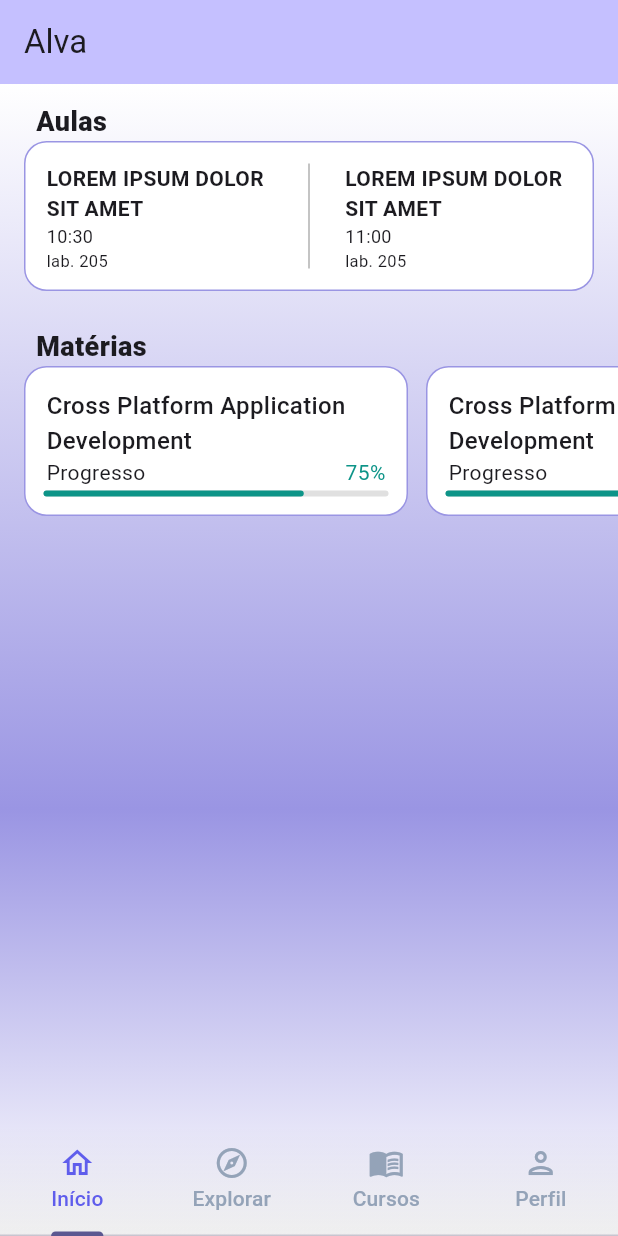
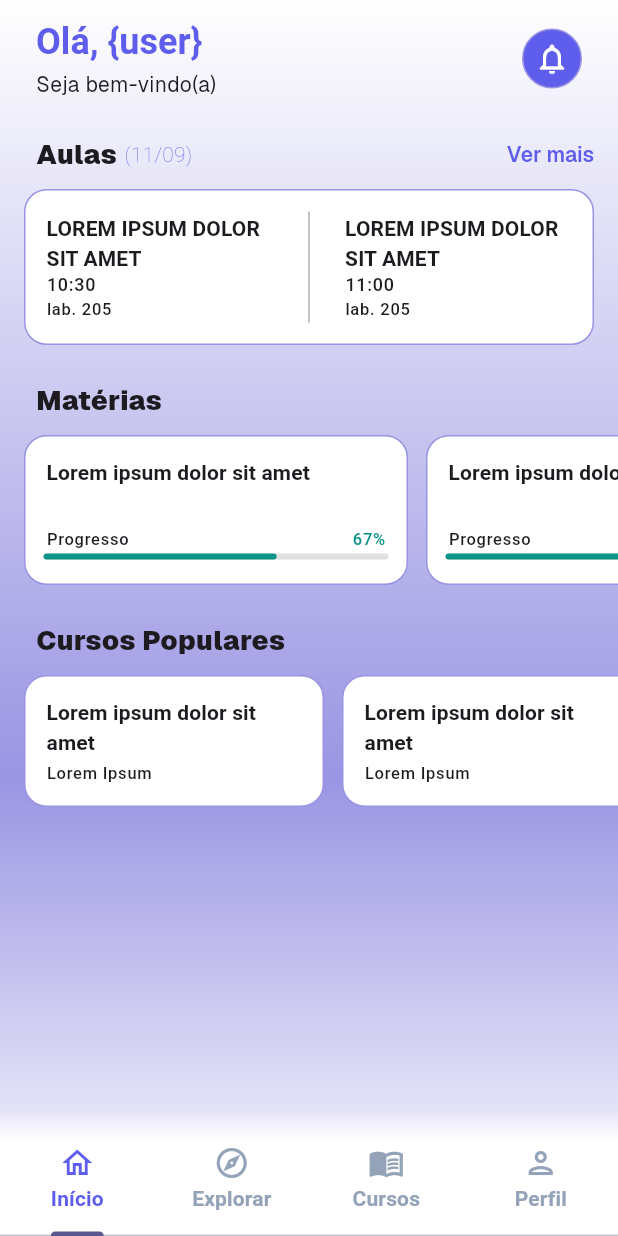
Before and after one commit to Juliapixel/projeto_cpad_flutter, a Flutter app: the screen it shows after launch, on a phone screen of 412 x 824 dp. Run offline on Flutter 3.47's test engine with Material 3 defaults, Android fonts, the phone set to English and light mode, and no system bars; our stand-ins replace flutter_riverpod, google_fonts.

Commit message:
feat: completar estrutura da home e padrões de código

```diff
--- a/analysis_options.yaml
+++ b/analysis_options.yaml
@@ -7,6 +7,12 @@
 
 # The following line activates a set of recommended lints for Flutter apps,
 # packages, and plugins designed to encourage good coding practices.
+analyzer:
+  exclude:
+    - build/**
+    - android/**
+    - windows/**
+    - linux/**
 include: package:flutter_lints/flutter.yaml
 
 linter:
--- /dev/null
+++ b/lib/components/header.dart
@@ -0,0 +1,45 @@
+import 'package:flutter/material.dart';
+
+class Header extends StatelessWidget {
+  final String title;
+  final String subtitle;
+
+  const Header(this.title, this.subtitle, {super.key});
+
+  @override
+  Widget build(BuildContext context) {
+    TextTheme textTheme = TextTheme.of(context);
+    return Container(
+      padding: EdgeInsets.symmetric(vertical: 12, horizontal: 24),
+      child: Row(
+        mainAxisAlignment: MainAxisAlignment.spaceBetween,
+        crossAxisAlignment: CrossAxisAlignment.center,
+        children: [
+          Column(
+            spacing: 2,
+            crossAxisAlignment: CrossAxisAlignment.start,
+            children: [
+              Text(
+                title,
+                style: textTheme.headlineSmall?.copyWith(
+                  color: Color(0xFF5F5DEC),
+                ),
+              ),
+              Text(subtitle, style: textTheme.bodyMedium),
+            ],
+          ),
+          Container(
+            width: 40,
+            height: 40,
+            decoration: BoxDecoration(
+              color: Color(0xFF5F5DEC),
+              shape: BoxShape.circle,
+              border: Border.all(color: Color(0xFF9A95E3), width: 1),
+            ),
+            child: Icon(Icons.notifications_outlined, color: Colors.white),
+          ),
+        ],
+      ),
+    );
+  }
+}
--- a/lib/components/screen_section.dart
+++ b/lib/components/screen_section.dart
@@ -1,14 +1,36 @@
+import 'package:flutter/gestures.dart';
 import 'package:flutter/material.dart';
+import 'package:google_fonts/google_fonts.dart';
+
+class ExtraInfo extends StatelessWidget {
+  final String text;
+  final void Function() onTap;
+
+  const ExtraInfo({super.key, required this.text, required this.onTap});
+
+  @override
+  Widget build(BuildContext context) {
+    return RichText(
+      text: TextSpan(
+        text: text,
+        style: GoogleFonts.geist(color: Color(0xFF5F5DEC), fontWeight: .w600),
+        recognizer: TapGestureRecognizer()..onTap = onTap,
+      ),
+    );
+  }
+}
 
 class ScreenSection extends StatelessWidget {
   final String title;
   final String? info;
+  final ExtraInfo? extraInfo;
   final Widget child;
 
   const ScreenSection({
     super.key,
     required this.title,
     this.info,
+    this.extraInfo,
     required this.child,
   });
 
@@ -19,18 +41,39 @@ class ScreenSection extends StatelessWidget {
       decoration: BoxDecoration(),
       padding: EdgeInsets.symmetric(vertical: 12, horizontal: 16),
       child: Column(
+        spacing: 10,
+        crossAxisAlignment: CrossAxisAlignment.start,
         children: [
           Container(
             padding: EdgeInsets.only(left: 8),
             child: Row(
+              mainAxisAlignment: MainAxisAlignment.spaceBetween,
+              children:
+                  <Widget>[
+                    Row(
                       crossAxisAlignment: CrossAxisAlignment.center,
+                      mainAxisAlignment: MainAxisAlignment.start,
+                      spacing: 5,
                       children: [
                         Text(
                           title,
-                  style: TextStyle(fontSize: 18, fontWeight: FontWeight.w800),
+                          style: GoogleFonts.geist(
+                            fontSize: 18,
+                            fontWeight: FontWeight.w900,
                           ),
-                Text(info ?? ""),
+                        ),
+                        Text(
+                          info ?? "",
+                          style: TextTheme.of(context).titleSmall?.copyWith(
+                            fontSize: 14,
+                            color: Color(0xFF5F5DEC),
+                            fontWeight: FontWeight.w100,
+                          ),
+                        ),
                       ],
+                    ),
+                  ] +
+                  ((extraInfo != null) ? [extraInfo!] : []),
             ),
           ),
           child,
--- a/lib/main.dart
+++ b/lib/main.dart
@@ -1,13 +1,14 @@
-import 'dart:math';
-
 import 'package:flutter/material.dart';
 import 'package:alva/screens/courses/courses_screen.dart';
 import 'package:alva/screens/explore/explore_screen.dart';
 import 'package:alva/screens/home/home_screen.dart';
 import 'package:alva/screens/profile/profile_screen.dart';
+import 'package:flutter_riverpod/flutter_riverpod.dart';
+import 'package:google_fonts/google_fonts.dart';
 
 void main() {
-  runApp(const MyApp());
+  // GoogleFonts.config.allowRuntimeFetching = false;
+  runApp(ProviderScope(child: const MyApp()));
 }
 
 class MyApp extends StatelessWidget {
@@ -20,6 +21,32 @@ class MyApp extends StatelessWidget {
       title: 'Alva',
       theme: ThemeData(
         colorScheme: .fromSeed(seedColor: Color(0xFF9A95E3)),
+        textTheme: GoogleFonts.geistTextTheme().copyWith(
+          headlineLarge: GoogleFonts.scienceGothic().copyWith(
+            fontWeight: FontWeight.bold,
+          ),
+          headlineMedium: GoogleFonts.scienceGothic().copyWith(
+            fontWeight: FontWeight.bold,
+          ),
+          headlineSmall: GoogleFonts.scienceGothic().copyWith(
+            fontWeight: FontWeight.bold,
+          ),
+          displayLarge: GoogleFonts.scienceGothic(),
+          displayMedium: GoogleFonts.scienceGothic(),
+          displaySmall: GoogleFonts.scienceGothic(),
+          titleLarge: GoogleFonts.scienceGothic().copyWith(
+            fontWeight: FontWeight.bold,
+          ),
+          titleMedium: GoogleFonts.scienceGothic().copyWith(
+            fontWeight: FontWeight.bold,
+          ),
+          titleSmall: GoogleFonts.scienceGothic().copyWith(
+            fontWeight: FontWeight.bold,
+          ),
+          labelLarge: GoogleFonts.scienceGothic(),
+          labelMedium: GoogleFonts.scienceGothic(),
+          labelSmall: GoogleFonts.scienceGothic(),
+        ),
       ),
       home: DefaultTabController(length: 4, child: AppWidget(title: 'Alva')),
     );
@@ -35,10 +62,6 @@ class AppWidget extends StatelessWidget {
   Widget build(BuildContext context) {
     return Scaffold(
       extendBody: true,
-      appBar: AppBar(
-        backgroundColor: Theme.of(context).colorScheme.inversePrimary,
-        title: Text(title),
-      ),
       body: Container(
         decoration: BoxDecoration(
           gradient: LinearGradient(
@@ -48,6 +71,8 @@ class AppWidget extends StatelessWidget {
             end: Alignment.bottomCenter,
           ),
         ),
+        child: SafeArea(
+          bottom: false,
           child: TabBarView(
             children: [
               HomeScreen(),
@@ -57,11 +82,14 @@ class AppWidget extends StatelessWidget {
             ],
           ),
         ),
+      ),
       bottomNavigationBar: SafeArea(
         child: Container(
+          padding: EdgeInsets.only(top: 10),
           decoration: BoxDecoration(
             gradient: LinearGradient(
-              colors: [Colors.transparent, Color(0x10000000)],
+              colors: [Color(0x00FFFFFF), Color(0xFFFFFFFF)],
+              stops: [0.0, 0.25],
               begin: AlignmentGeometry.topCenter,
               end: Alignment.bottomCenter,
             ),
--- /dev/null
+++ b/lib/providers/popular_courses_provider.dart
@@ -0,0 +1,15 @@
+import 'package:alva/screens/home/popular_courses.dart';
+import 'package:flutter_riverpod/flutter_riverpod.dart';
+
+final popularCoursesProvider = FutureProvider<List<PopularCourse>>((ref) async {
+  return await Future.delayed(const Duration(seconds: 3), () {
+    return List.from(() sync* {
+      for (var i = 0; i < 5; i++) {
+        yield PopularCourse(
+          title: "Lorem ipsum dolor sit amet",
+          subtitle: "Lorem Ipsum",
+        );
+      }
+    }());
+  });
+});
--- /dev/null
+++ b/lib/providers/subject_progress_provider.dart
@@ -0,0 +1,15 @@
+import 'package:alva/screens/home/subject_progress.dart';
+import 'package:flutter_riverpod/flutter_riverpod.dart';
+
+final subjectProgressProvider = FutureProvider<List<ProgressCard>>((ref) async {
+  return await Future.delayed(const Duration(seconds: 2), () {
+    return List.from(() sync* {
+      for (var i = 0; i < 5; i++) {
+        yield ProgressCard(
+          subject: "Lorem ipsum dolor sit amet",
+          progress: 0.67,
+        );
+      }
+    }());
+  });
+});
--- a/lib/screens/courses/courses_screen.dart
+++ b/lib/screens/courses/courses_screen.dart
@@ -1,9 +1,11 @@
+import 'package:alva/components/header.dart';
 import 'package:flutter/material.dart';
 
-class CoursesScreen extends Widget {
+class CoursesScreen extends StatelessWidget {
   @override
-  Element createElement() {
-    // TODO: implement createElement
-    throw UnimplementedError();
+  Widget build(BuildContext context) {
+    return ListView(children: [
+      Header("Cursos", "Aprofunde seu aprendizado")
+    ]);
   }
 }
--- a/lib/screens/explore/explore_screen.dart
+++ b/lib/screens/explore/explore_screen.dart
@@ -1,9 +1,11 @@
+import 'package:alva/components/header.dart';
 import 'package:flutter/material.dart';
 
-class ExploreScreen extends Widget {
+class ExploreScreen extends StatelessWidget {
   @override
-  Element createElement() {
-    // TODO: implement createElement
-    throw UnimplementedError();
+  Widget build(BuildContext context) {
+    return ListView(children: [
+      Header("Explorar", "Encontre cursos e aulas")
+    ]);
   }
 }
--- a/lib/screens/home/home_screen.dart
+++ b/lib/screens/home/home_screen.dart
@@ -1,17 +1,22 @@
+import 'package:alva/components/header.dart';
+import 'package:alva/screens/home/popular_courses.dart';
 import 'package:flutter/material.dart';
 import 'package:alva/components/card_container.dart';
 import 'package:alva/components/screen_section.dart';
-import 'package:alva/screens/home/classes_card.dart';
-import 'package:alva/screens/home/progress_card.dart';
+import 'package:alva/screens/home/subject_card.dart';
+import 'package:alva/screens/home/subject_progress.dart';
 
 class HomeScreen extends StatelessWidget {
   @override
   Widget build(BuildContext context) {
-    return Column(
+    return ListView(
       children: [
+        Header("Olá, {user}", "Seja bem-vindo(a)"),
         ScreenSection(
           title: "Aulas",
-          child: ClassesCard(
+          info: "(11/09)",
+          extraInfo: ExtraInfo(text: "Ver mais", onTap: () { print("nada"); }),
+          child: SubjectCard(
             firstClass: UpcomingClass(
               "Lorem ipsum dolor sit amet",
               "10:30",
@@ -26,36 +31,14 @@ class HomeScreen extends StatelessWidget {
         ),
         ScreenSection(
           title: "Matérias",
-          child: SizedBox(
-            height: 100,
-            child: ListView(
-              clipBehavior: Clip.none,
-              scrollDirection: Axis.horizontal,
-              shrinkWrap: true,
-              children: [
-                ProgressCard(
-                  subject: "Cross Platform Application Development",
-                  progress: 0.75,
-                ),
-                SizedBox(
-                  width: 12
-                ),
-                ProgressCard(
-                  subject: "Cross Platform Application Development",
-                  progress: 0.75,
-                ),
-                SizedBox(
-                  width: 12
-                ),
-                ProgressCard(
-                  subject: "Cross Platform Application Development",
-                  progress: 0.75,
-                ),
-              ],
-            ),
-          ),
+          child: SubjectProgress(),
+
         ),
-      ],
+        ScreenSection(
+          title: "Cursos Populares",
+          child: PopularCourses(),
+        ),
+      ]
     );
   }
 }
--- /dev/null
+++ b/lib/screens/home/popular_courses.dart
@@ -0,0 +1,68 @@
+import 'package:alva/components/card_container.dart';
+import 'package:alva/providers/popular_courses_provider.dart';
+import 'package:flutter/material.dart';
+import 'package:flutter_riverpod/flutter_riverpod.dart';
+
+class PopularCourse extends StatelessWidget {
+  final String title;
+  final String? subtitle;
+
+  const PopularCourse({super.key, required this.title, this.subtitle});
+
+  @override
+  Widget build(BuildContext context) {
+    List<Widget> children = [
+      Text(
+        title,
+        maxLines: 2,
+        style: TextTheme.of(
+          context,
+        ).titleSmall?.copyWith(overflow: TextOverflow.ellipsis),
+      ),
+    ];
+    if (subtitle != null) {
+      children.add(
+        Text(
+          subtitle!,
+          maxLines: 1,
+          style: TextTheme.of(
+            context,
+          ).labelSmall?.copyWith(overflow: TextOverflow.ellipsis),
+        ),
+      );
+    }
+    return CardContainer(
+      width: 200,
+      height: 88,
+      child: Column(
+        crossAxisAlignment: CrossAxisAlignment.start,
+        mainAxisAlignment: MainAxisAlignment.spaceBetween,
+        children: children,
+      ),
+    );
+  }
+}
+
+class PopularCourses extends ConsumerWidget {
+  const PopularCourses({super.key});
+
+  @override
+  Widget build(BuildContext context, WidgetRef ref) {
+    final courses = ref.watch(popularCoursesProvider);
+
+    if (!courses.hasValue) {
+      return PopularCourse(title: "Carregando...", subtitle: "Carregando...");
+    }
+    return ConstrainedBox(
+      constraints: BoxConstraints.expand(height: 88),
+      child: ListView.separated(
+        clipBehavior: Clip.none,
+        shrinkWrap: true,
+        scrollDirection: Axis.horizontal,
+        itemBuilder: (context, i) => courses.value![i],
+        separatorBuilder: (context, i) => SizedBox(width: 12),
+        itemCount: courses.value!.length,
+      ),
+    );
+  }
+}
--- a/lib/screens/home/classes_card.dart
+++ b/lib/screens/home/subject_card.dart
@@ -17,23 +17,23 @@ class UpcomingClass extends StatelessWidget {
         Text(
           subject.toUpperCase(),
           maxLines: 2,
-          style: TextStyle(fontSize: 14, fontWeight: FontWeight.bold, overflow: TextOverflow.ellipsis),
+          style: TextTheme.of(context).titleSmall,
         ),
         Text(
           time.toUpperCase(),
-          style: TextStyle(fontSize: 12, fontWeight: FontWeight.normal),
+          style: TextTheme.of(context).labelMedium,
         ),
-        Text(location, style: TextStyle(fontSize: 11)),
+        Text(location, style: TextTheme.of(context).labelSmall),
       ],
     );
   }
 }
 
-class ClassesCard extends StatelessWidget {
+class SubjectCard extends StatelessWidget {
   final UpcomingClass firstClass;
   final UpcomingClass secondClass;
 
-  const ClassesCard({
+  const SubjectCard({
     super.key,
     required this.firstClass,
     required this.secondClass,
@@ -42,7 +42,7 @@ class ClassesCard extends StatelessWidget {
   @override
   Widget build(BuildContext context) {
     return CardContainer(
-      height: 100,
+      height: 104,
       child: Row(
         spacing: 16,
         crossAxisAlignment: CrossAxisAlignment.center,
--- a/lib/screens/home/progress_card.dart
+++ b/lib/screens/home/subject_progress.dart
@@ -1,5 +1,7 @@
+import 'package:alva/providers/subject_progress_provider.dart';
 import 'package:flutter/material.dart';
 import 'package:alva/components/card_container.dart';
+import 'package:flutter_riverpod/flutter_riverpod.dart';
 
 class _ProgressBar extends CustomPainter {
   final double progress;
@@ -39,21 +41,23 @@ class ProgressCard extends StatelessWidget {
     super.key,
     required this.subject,
     required this.progress,
-    this.onTap
+    this.onTap,
   });
 
   @override
   Widget build(BuildContext context) {
+    TextTheme textTheme = TextTheme.of(context);
+
     Widget progressBar = Column(
       spacing: 4,
       children: [
         Row(
           mainAxisAlignment: MainAxisAlignment.spaceBetween,
           children: [
-            Text("Progresso"),
+            Text("Progresso", style: textTheme.labelSmall),
             Text(
               "${(progress * 100).toStringAsFixed(0)}%",
-              style: TextStyle(color: Color(0xFF0D9488)),
+              style: textTheme.labelSmall?.copyWith(color: Color(0xFF0D9488)),
             ),
           ],
         ),
@@ -71,9 +75,7 @@ class ProgressCard extends StatelessWidget {
           subject,
           maxLines: 2,
           textAlign: TextAlign.start,
-          style: TextStyle(
-            fontSize: 16,
-            fontWeight: FontWeight.w500,
+          style: textTheme.titleSmall?.copyWith(
             overflow: TextOverflow.ellipsis,
           ),
         ),
@@ -87,3 +89,23 @@ class ProgressCard extends StatelessWidget {
     );
   }
 }
+
+class SubjectProgress extends ConsumerWidget {
+  const SubjectProgress({super.key});
+
+  @override
+  Widget build(BuildContext context, WidgetRef ref) {
+    final progresses = ref.watch(subjectProgressProvider).value ?? [ProgressCard(subject: "Carregando...", progress: 0.0)];
+    return SizedBox(
+      height: 100,
+      child: ListView.separated(
+        clipBehavior: Clip.none,
+        scrollDirection: Axis.horizontal,
+        shrinkWrap: true,
+        itemBuilder: (context, i) => progresses[i],
+        separatorBuilder: (context, i) => SizedBox(width: 12),
+        itemCount: progresses.length,
+      ),
+    );
+  }
+}
--- a/lib/screens/profile/profile_screen.dart
+++ b/lib/screens/profile/profile_screen.dart
@@ -1,9 +1,11 @@
+import 'package:alva/components/header.dart';
 import 'package:flutter/material.dart';
 
-class ProfileScreen extends Widget {
+class ProfileScreen extends StatelessWidget {
   @override
-  Element createElement() {
-    // TODO: implement createElement
-    throw UnimplementedError();
+  Widget build(BuildContext context) {
+    return ListView(children: [
+      Header("Perfil", "Gerencie sua jornada acadêmica")
+    ]);
   }
 }
--- a/pubspec.yaml
+++ b/pubspec.yaml
@@ -34,6 +34,11 @@ dependencies:
   # The following adds the Cupertino Icons font to your application.
   # Use with the CupertinoIcons class for iOS style icons.
   cupertino_icons: ^1.0.8
+  google_fonts: ^8.2.1
+  riverpod: ^2.6.1
+  flutter_riverpod: ^2.6.1
+  riverpod_generator: ^2.6.5
+  riverpod_annotation: ^2.6.1
 
 dev_dependencies:
   flutter_test:
```
Also changed, not shown: pubspec.lock, 2 other files. Lines whose indentation alone changed are shown as unchanged.
